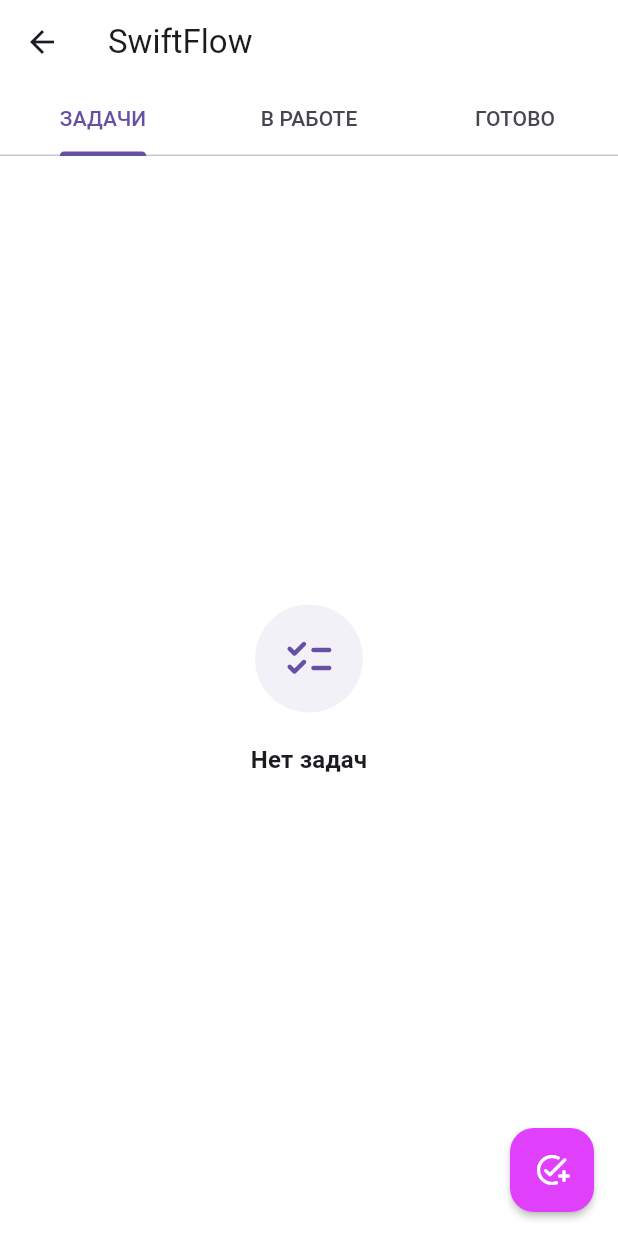
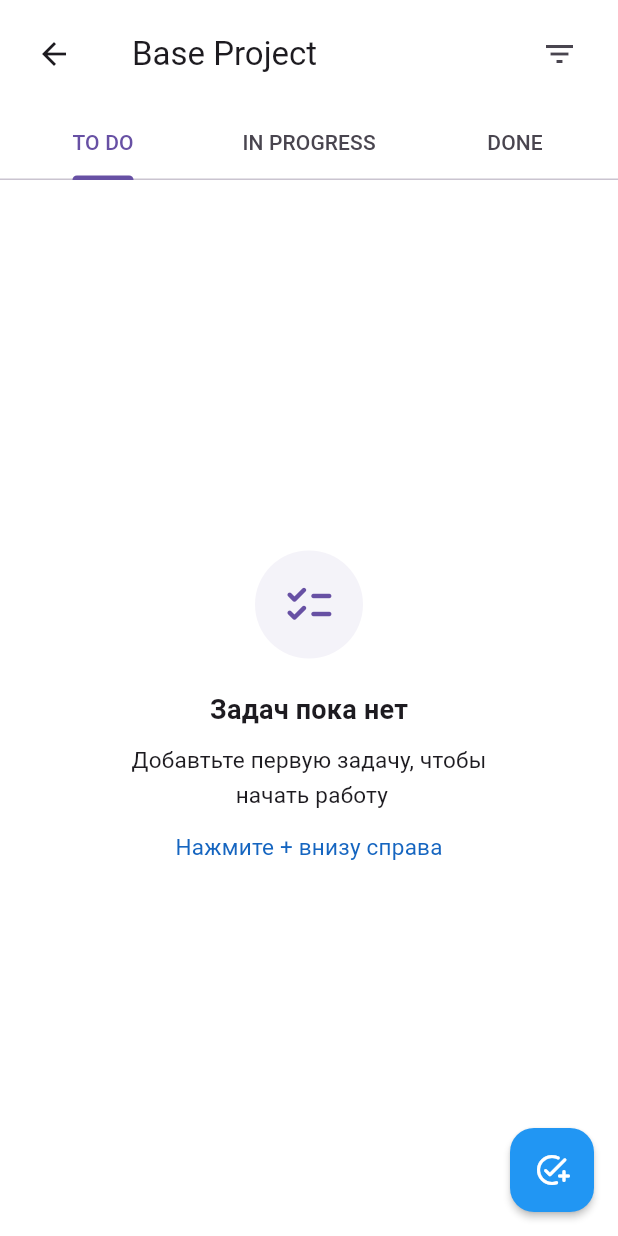
Before and after one commit to Dima011099/swiftflow-app, a Flutter app: the ProjectScreen screen opened directly, on a phone screen of 412 x 824 dp. Run offline on Flutter 3.47's test engine with Material 3 defaults, Android fonts, the phone set to English and light mode, and no system bars; our stand-ins replace sqflite, sqflite_common_ffi, sqflite_common_ffi_web; accounts and stored records are empty.

Commit message:
feat(ui): improve task column layout and styling

```diff
--- a/lib/controllers/task_controller.dart
+++ b/lib/controllers/task_controller.dart
@@ -20,7 +20,6 @@
     notifyListeners();
   }
 
-  /**/
   Future<void> loadProjects() async {
     final data = await db.readAllProjects();
     _projects = data.map(Project.fromMap).toList();
--- a/lib/ui/adaptive_main_screen.dart
+++ b/lib/ui/adaptive_main_screen.dart
@@ -2,6 +2,7 @@
 import 'package:swift_flow/controllers/task_controller.dart';
 import 'package:swift_flow/models/task.dart';
 import 'package:swift_flow/ui/project_screen.dart';
+import 'package:swift_flow/ui/widgets/empty_task_widget.dart';
 import 'package:swift_flow/ui/widgets/project_list.dart';
 
 import '../database_helper.dart';
@@ -29,7 +30,7 @@
   @override
   Widget build(BuildContext context) {
     return Scaffold(
-      appBar: AppBar(title: const Text('Мои Проекты'), backgroundColor: Colors.white),
+      appBar: AppBar(title: const Text('Swift Flow - Проекты'), backgroundColor: Colors.white),
       body: AnimatedBuilder(
         animation: controller,
         builder: (context, constraints) {
@@ -45,7 +46,7 @@
                 Expanded(
                   child: _selectedProject != null
                       ? ProjectScreen() //TaskView(project: _selectedProject!)
-                      : const Center(child: Text('Выберите проект слева')),
+                      : const Center(child: EmptyTasksWidget()),
                 ),
               ],
             );
--- a/lib/ui/project_screen.dart
+++ b/lib/ui/project_screen.dart
@@ -35,7 +35,7 @@
 
   Widget _desktop() {
     return Scaffold(
-      appBar: AppBar(title: const Text('SwiftFlow Desktop'), backgroundColor: Colors.white,),
+      appBar: AppBar(title: const Text('Base Project'), backgroundColor: Colors.white,),
       body: Padding(
         padding: const EdgeInsets.all(16),
         child: Row(
@@ -61,15 +61,40 @@
       length: 3,
       child: Scaffold(
         appBar: AppBar(
-          title: const Text('SwiftFlow'),
+          toolbarHeight: 72,
+          leadingWidth: 72,
+          actionsPadding: EdgeInsets.symmetric(horizontal: 15, vertical: 10),
+          title: const Text('Base Project'),
           bottom: const TabBar(
             tabs: [
-              Tab(text: 'ЗАДАЧИ'),
-              Tab(text: 'В РАБОТЕ'),
-              Tab(text: 'ГОТОВО'),
+              Tab(text: 'TO DO'),
+              Tab(text: 'IN PROGRESS'),
+              Tab(text: 'DONE'),
             ],
           ),
           backgroundColor: Colors.white,
+                 actions: [
+    PopupMenuButton<String>(
+      icon: const Icon(Icons.filter_list), // Иконка фильтра
+      onSelected: (String result) {
+        // Логика фильтрации
+      },
+      itemBuilder: (BuildContext context) => <PopupMenuEntry<String>>[
+        const PopupMenuItem<String>(
+          value: 'date',
+          child: Text('Date'),
+        ),
+        const PopupMenuItem<String>(
+          value: 'low',
+          child: Text('Low'),
+        ),
+         const PopupMenuItem<String>(
+          value: 'hight',
+          child: Text('Hight'),
+        ),
+      ],
+    ),
+  ],
         ),
         body: TabBarView(
           children: TaskStatus.values.map((status) {
@@ -89,7 +114,7 @@
 
   Widget _fab() => FloatingActionButton(
           elevation: 2,
-          backgroundColor:  Colors.purpleAccent,
+          backgroundColor:  Colors.blue.shade500,
           shape: RoundedRectangleBorder(
             borderRadius:  BorderRadius.all(Radius.circular(16)),
           ),
--- a/lib/ui/swipe_card.dart
+++ b/lib/ui/swipe_card.dart
@@ -64,20 +64,20 @@
 
   Widget _leftBackground() {
     if (task.status == TaskStatus.todo) {
-      return _swipeBg(Icons.play_arrow, "В РАБОТУ", Colors.orange, Alignment.centerLeft);
+      return _swipeBg(Icons.play_arrow, "IN PROGRESS", Colors.orange, Alignment.centerLeft);
     }
     if (task.status == TaskStatus.inProgress) {
-      return _swipeBg(Icons.check, "ГОТОВО", Colors.green, Alignment.centerLeft);
+      return _swipeBg(Icons.check, "DONE", Colors.green, Alignment.centerLeft);
     }
     return const SizedBox();
   }
 
   Widget _rightBackground() {
     if (task.status == TaskStatus.inProgress) {
-      return _swipeBg(Icons.assignment_return, "В ЗАДАЧИ", Colors.grey, Alignment.centerRight);
+      return _swipeBg(Icons.assignment_return, "TO DO", Colors.grey, Alignment.centerRight);
     }
     if (task.status == TaskStatus.done) {
-      return _swipeBg(Icons.replay, "В РАБОТУ", Colors.orange, Alignment.centerRight);
+      return _swipeBg(Icons.replay, "IN PROGRESS", Colors.orange, Alignment.centerRight);
     }
     return const SizedBox();
   }
@@ -92,7 +92,7 @@
       alignment: align,
       padding: const EdgeInsets.symmetric(horizontal: 24),
       decoration: BoxDecoration(
-        color: color.withOpacity(0.15),
+        color: color.withAlpha(15),
         borderRadius: BorderRadius.circular(4),
       ),
       child: Row(
--- a/lib/ui/task_column.dart
+++ b/lib/ui/task_column.dart
@@ -26,7 +26,51 @@
   @override
   Widget build(BuildContext context) {
 
-    return DragTarget<int>(
+    return
+    Column(
+      children: [
+if(!isMobileLayout(context)) Container(
+  width: double.infinity,
+  padding: const EdgeInsets.fromLTRB(16, 20, 16, 8),
+  child: Column(
+    crossAxisAlignment: CrossAxisAlignment.start,
+    children: [
+      Row(
+        children: [
+          Container(
+            width: 4,
+            height: 16,
+            decoration: BoxDecoration(
+              color: Colors.orangeAccent, // Цвет зависит от статуса
+              borderRadius: BorderRadius.circular(2),
+            ),
+          ),
+          const SizedBox(width: 8),
+          Text(
+            status.name.toUpperCase(),
+            style: const TextStyle(
+              fontWeight: FontWeight.bold,
+              fontSize: 14,
+              color: Colors.black87,
+            ),
+          ),
+          const SizedBox(width: 8),
+          // Счетчик задач
+          Text(
+            '${tasks.length}',
+            style: TextStyle(color: Colors.grey.shade500, fontSize: 14),
+          ),
+        ],
+      ),
+      const Divider(height: 24, thickness: 1), // Разделитель под заголовком
+    ],
+  ),
+)
+
+,
+      Expanded(
+        child:
+    DragTarget<int>(
       onAccept: (id) => onMove(id, status),
       builder: (_, candidate, __) {
         return Container(
@@ -43,6 +87,7 @@
           ),
         );
       },
-    );
+    ),),
+    ]);
   }
 }
--- a/lib/ui/task_list.dart
+++ b/lib/ui/task_list.dart
@@ -34,6 +34,4 @@
       },
     );
   }
-
-
 }
--- a/lib/ui/widgets/empty_task_widget.dart
+++ b/lib/ui/widgets/empty_task_widget.dart
@@ -18,7 +18,7 @@
               width: 72,
               height: 72,
               decoration: BoxDecoration(
-                color: theme.colorScheme.primary.withOpacity(0.08),
+                color: theme.colorScheme.primary.withAlpha(18),
                 shape: BoxShape.circle,
               ),
               child: Icon(
@@ -32,13 +32,34 @@
 
             // Заголовок
             Text(
-              'Нет задач',
+              'Задач пока нет',
               style: theme.textTheme.titleMedium?.copyWith(
                 fontWeight: FontWeight.w600,
+                fontSize: 18,
               ),
             ),
 
-            const SizedBox(height: 6),
+            const SizedBox(height: 10),
+
+
+           Text('Добавтьте первую задачу, чтобы\n начать работу',
+                        style: theme.textTheme.titleMedium?.copyWith(
+                fontWeight: FontWeight.w400,
+                fontSize: 15,
+              ),
+              textAlign: TextAlign.center,
+            ),
+
+
+             const SizedBox(height: 12),
+
+            Text('Нажмите + внизу справа',
+                        style: theme.textTheme.titleMedium?.copyWith(
+                fontWeight: FontWeight.w400,
+                fontSize: 15,
+                color: Colors.blue.shade800,
+              ),
+            ),
           ],
         ),
       ),
--- a/lib/ui/widgets/ui_card.dart
+++ b/lib/ui/widgets/ui_card.dart
@@ -20,7 +20,7 @@
           bottom: BorderSide(color: Color(0xFFF0F0F0), width: 1),
         ),
       ),
-      padding: const EdgeInsets.all(16),
+      padding: const EdgeInsets.symmetric(horizontal: 18, vertical: 12),
       child: Column(
         crossAxisAlignment: CrossAxisAlignment.start,
         children: [
@@ -40,7 +40,7 @@
               _priority(task.priority),
               const Spacer(),
               IconButton(
-                icon: const Icon(Icons.delete, size: 22, color: Colors.black26),
+                icon: const Icon(Icons.delete, size: 20, color: Color.from(red: 0.3, blue: 0.1, green: 0.15, alpha: .5)),
                 onPressed: onDelete,
               ),
             ],
@@ -66,7 +66,7 @@
             children: [
               const Icon(Icons.calendar_today_outlined, size: 12, color: Colors.black45),
               const SizedBox(width: 4),
-              const Text("24 Янв", style: TextStyle(fontSize: 12, color: Colors.black45)),
+              const Text("24 Jan.", style: TextStyle(fontSize: 12, color: Colors.black45)),
               const SizedBox(width: 16),
               CircleAvatar(
                 radius: 9,
@@ -87,8 +87,8 @@
       padding: const EdgeInsets.symmetric(horizontal: 6, vertical: 2),
       decoration: BoxDecoration(
         color: priority > 0
-            ? Colors.red.withOpacity(0.1)
-            : Colors.black.withOpacity(0.05),
+            ? Colors.red.shade300
+            : Colors.black12,
         borderRadius: BorderRadius.circular(4),
       ),
       child: Text(
```
